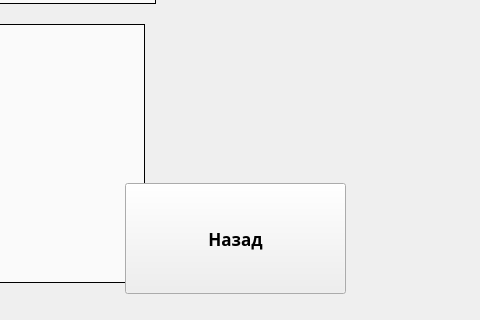
First picture: the form in GUI/window.ui, repository Gushcha-Vladislav/gui-1h2017-10, before the edit; both pictures show x 425 to 905 and y 347 to 667 of the 1149 by 667 pixel window.
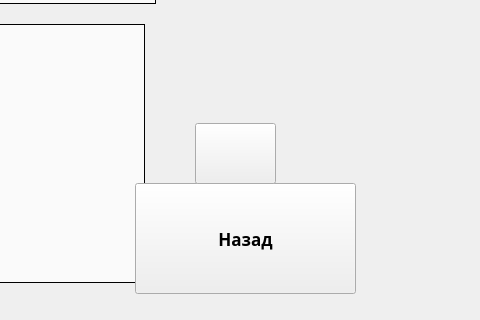
Second picture: the form after the edit. Icons and pictures are not drawn.

What changed in the file:
```diff
--- a/GUI/window.ui
+++ b/GUI/window.ui
@@ -955,7 +955,7 @@
    <widget class="QPushButton" name="pushButton_6">
     <property name="geometry">
      <rect>
-      <x>550</x>
+      <x>560</x>
       <y>530</y>
       <width>221</width>
       <height>111</height>
@@ -982,6 +982,31 @@
      <string>Назад</string>
     </property>
    </widget>
+   <widget class="QPushButton" name="starButton">
+    <property name="geometry">
+     <rect>
+      <x>620</x>
+      <y>470</y>
+      <width>81</width>
+      <height>61</height>
+     </rect>
+    </property>
+    <property name="styleSheet">
+     <string>QPushButton#starButton {border-image: url(:/resource/pictures/star.png);}</string>
+    </property>
+    <property name="cursor">
+     <cursorShape>OpenHandCursor</cursorShape>
+    </property>
+    <property name="styleSheet">
+     <string notr="true"/>
+    </property>
+    <property name="text">
+     <string/>
+    </property>
+    <property name="shortcut">
+     <string/>
+    </property>
+   </widget>
   </widget>
  </widget>
  <layoutdefault spacing="6" margin="11"/>
```
